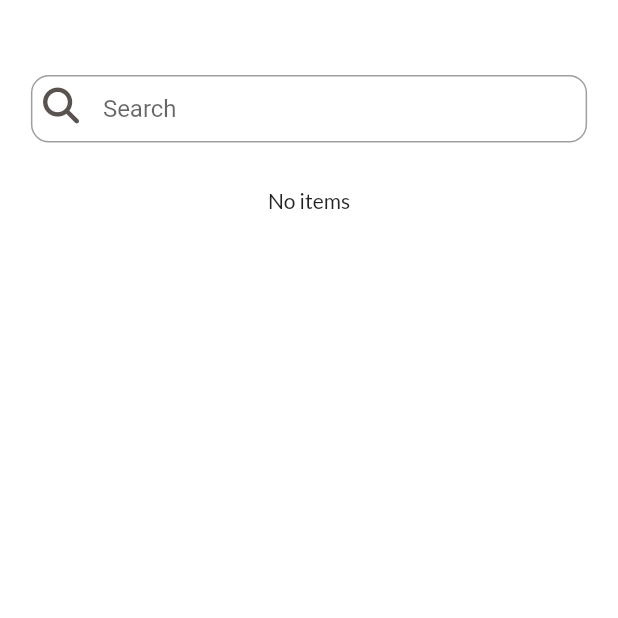
After one commit to rragnarsd/tvCubit, a Flutter app: the SearchScreen screen opened directly, on a phone screen of 412 x 824 dp, the top half of it. The commit adds this screen. Run offline on Flutter 3.47's test engine with Material 2 defaults, Android fonts, the phone set to English and light mode, and no system bars; our stand-ins replace bloc, equatable, flutter_bloc, font_awesome_flutter, google_fonts; network calls fail.

Commit message:
Search functionality minus cubit - next up

```diff
--- a/lib/main.dart
+++ b/lib/main.dart
@@ -1,10 +1,10 @@
 import 'package:flutter/material.dart';
 import 'package:flutter/services.dart';
 import 'package:flutter_bloc/flutter_bloc.dart';
-import 'package:tv_cubit/data/tv_repository.dart';
+import 'package:tv_cubit/data/repositories/tv_repository.dart';
+import 'package:tv_cubit/presentation/widgets/bottom_bar.dart';
 import 'package:tv_cubit/themes.dart';
 
-import 'widgets/bottom_bar.dart';
 
 void main() {
   runApp(const MyApp());
--- /dev/null
+++ b/lib/presentation/screens/search_screen.dart
@@ -0,0 +1,147 @@
+import 'dart:async';
+import 'dart:convert';
+
+import 'package:flutter/material.dart';
+import 'package:font_awesome_flutter/font_awesome_flutter.dart';
+import 'package:tv_cubit/data/models/tv.dart';
+
+import 'package:http/http.dart' as http;
+
+class SearchScreen extends StatefulWidget {
+  const SearchScreen({Key? key}) : super(key: key);
+
+  @override
+  State<SearchScreen> createState() => _SearchScreenState();
+}
+
+class _SearchScreenState extends State<SearchScreen> {
+  late String query;
+
+  final _formKey = GlobalKey<FormState>();
+
+  final TextEditingController _searchController = TextEditingController();
+
+  late List<dynamic> items = [];
+
+  Future<List<TvModel>> searchTvShows(String query) async {
+    final response = await http
+        .get(Uri.parse('https://www.episodate.com/api/search?q=$query'));
+    if (response.statusCode == 200) {
+      final result = jsonDecode(response.body);
+
+      Iterable list = result['tv_shows'];
+      setState(() {
+        items = list as List<dynamic>;
+      });
+
+      return list.map((e) => TvModel.fromJson(e)).toList();
+    } else {
+      throw Exception();
+    }
+  }
+
+  @override
+  Widget build(BuildContext context) {
+    return SafeArea(
+      child: Scaffold(
+        body: SizedBox(
+          width: MediaQuery.of(context).size.width,
+          child: Column(
+            children: [
+              const SizedBox(
+                height: 50,
+              ),
+              Form(
+                key: _formKey,
+                child: Row(
+                  mainAxisAlignment: MainAxisAlignment.center,
+                  children: [
+                    SizedBox(
+                      height: 45,
+                      width: MediaQuery.of(context).size.width * 0.9,
+                      child: TextField(
+                        controller: _searchController,
+                        decoration: const InputDecoration(
+                          contentPadding: EdgeInsets.fromLTRB(12, 12, 12, 12),
+                          prefixIcon: Padding(
+                            padding: EdgeInsets.all(8.0),
+                            child: FaIcon(
+                              FontAwesomeIcons.magnifyingGlass,
+                              color: Color(0xff59524F),
+                            ),
+                          ),
+                          focusedBorder: OutlineInputBorder(
+                            borderSide: BorderSide(
+                              color: Color(0xff59524F),
+                            ),
+                            borderRadius: BorderRadius.all(
+                              Radius.circular(12.0),
+                            ),
+                          ),
+                          border: OutlineInputBorder(
+                            borderSide: BorderSide(
+                              color: Color(0xff59524F),
+                            ),
+                            borderRadius:
+                                BorderRadius.all(Radius.circular(12.0)),
+                          ),
+                          hintText: 'Search',
+                        ),
+                        onChanged: (value) {
+                          query = value;
+                          searchTvShows(_searchController.text);
+                        },
+                      ),
+                    ),
+                  ],
+                ),
+              ),
+              const SizedBox(
+                height: 30,
+              ),
+              items.isNotEmpty
+                  ? Expanded(
+                      child: SizedBox(
+                        width: MediaQuery.of(context).size.width * 0.9,
+                        height: MediaQuery.of(context).size.height * 0.8,
+                        child: ListView(
+                          children: items
+                              .map((e) => ListTile(
+                                    title: Text(
+                                      e['name'],
+                                      style:
+                                          const TextStyle(color: Colors.black),
+                                    ),
+                                    leading: SizedBox(
+                                      width: 50,
+                                      child: Image.network(
+                                        e['imageUrl'] ?? '',
+                                        errorBuilder:
+                                            (context, error, stackTrace) {
+                                          return Placeholder();
+                                        },
+                                      ),
+                                    ),
+                                  ))
+                              .toList(),
+                        ),
+                      ),
+                    )
+                  : const Text('No items')
+            ],
+          ),
+        ),
+      ),
+    );
+  }
+
+  Widget buildShow(TvModel show) => ListTile(
+        leading: Image.network(
+          show.imageUrl,
+          fit: BoxFit.cover,
+          width: 50,
+          height: 50,
+        ),
+        title: Text(show.name),
+      );
+}
--- a/lib/screens/tv_list_screen.dart
+++ b/lib/presentation/screens/tv_list_screen.dart
@@ -1,7 +1,7 @@
 import 'package:flutter/material.dart';
 import 'package:flutter_bloc/flutter_bloc.dart';
 
-import '../cubit/tv_cubit.dart';
+import '../../cubit/tv_cubit.dart';
 import '../widgets/glassmorphism.dart';
 import 'about_screen.dart';
 
--- a/lib/widgets/appbar.dart
+++ b/lib/presentation/widgets/appbar.dart
@@ -1,7 +1,7 @@
 import 'package:flutter/material.dart';
 import 'package:font_awesome_flutter/font_awesome_flutter.dart';
 
-import '../utils/constants.dart';
+import '../../utils/constants.dart';
 import 'glassmorphism.dart';
 
 class Appbar extends StatelessWidget {
--- a/lib/widgets/bottom_bar.dart
+++ b/lib/presentation/widgets/bottom_bar.dart
@@ -1,7 +1,8 @@
 import 'package:flutter/material.dart';
 import 'package:font_awesome_flutter/font_awesome_flutter.dart';
-import 'package:tv_cubit/screens/home_screen.dart';
+import 'package:tv_cubit/presentation/screens/search_screen.dart';
 
+import '../screens/home_screen.dart';
 import 'glassmorphism.dart';
 
 class BottomBar extends StatefulWidget {
@@ -85,7 +86,7 @@ class _BottomBarState extends State<BottomBar> {
   final List<Widget> _list = [
     const HomeScreen(),
     const HomeScreen(),
-    const HomeScreen(),
+    const SearchScreen(),
     const HomeScreen(),
     const HomeScreen(),
   ];
--- a/lib/widgets/btn_with_extra_border.dart
+++ b/lib/presentation/widgets/btn_with_extra_border.dart
@@ -1,6 +1,6 @@
 import 'package:flutter/material.dart';
 
-import '../utils/constants.dart';
+import '../../utils/constants.dart';
 
 class BtnWithExtraBorder extends StatelessWidget {
   const BtnWithExtraBorder({
```
Also changed, not shown: lib/cubit/tv_cubit.dart (+26 -2 lines), lib/data/models/tv.dart (renamed from lib/models/tv.dart, +1 -6 lines), lib/data/repositories/tv_repository.dart (renamed from lib/data/tv_repository.dart, +22 -2 lines), lib/presentation/screens/about_screen.dart (renamed from lib/screens/about_screen.dart, +4 -5 lines), lib/presentation/screens/home_screen.dart (renamed from lib/screens/home_screen.dart, +4 -4 lines), lib/presentation/widgets/search.dart (added, +75 -0 lines), lib/data/models/tv_info.dart (renamed from lib/models/tv_info.dart), lib/presentation/widgets/glassmorphism.dart (renamed from lib/widgets/glassmorphism.dart).
